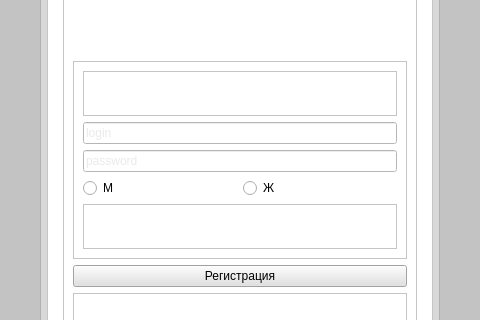
Qt form Data/Ui_files/Registration.ui (Dianats34559/Double-E) before a commit; both pictures show x 291 to 771 and y 173 to 493 of the 1079 by 694 pixel window.
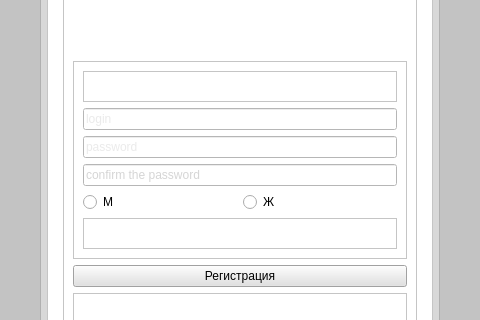
The same form after that commit.

```diff
--- a/Data/Ui_files/Registration.ui
+++ b/Data/Ui_files/Registration.ui
@@ -160,6 +160,16 @@
                  </property>
                 </widget>
                </item>
+               <item>
+                <widget class="QLineEdit" name="lineEdit">
+                 <property name="styleSheet">
+                  <string notr="true">color: rgb(213, 213, 213);</string>
+                 </property>
+                 <property name="text">
+                  <string>confirm the password</string>
+                 </property>
+                </widget>
+               </item>
                <item>
                 <layout class="QHBoxLayout" name="horizontalLayout_6">
                  <item>
```
